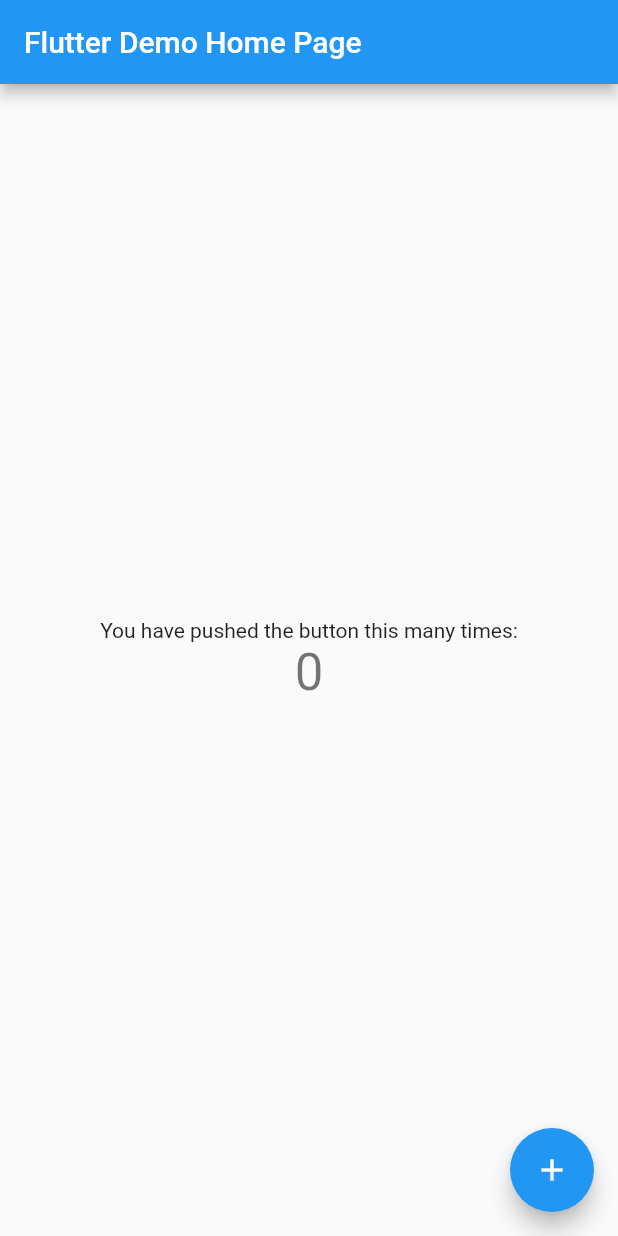
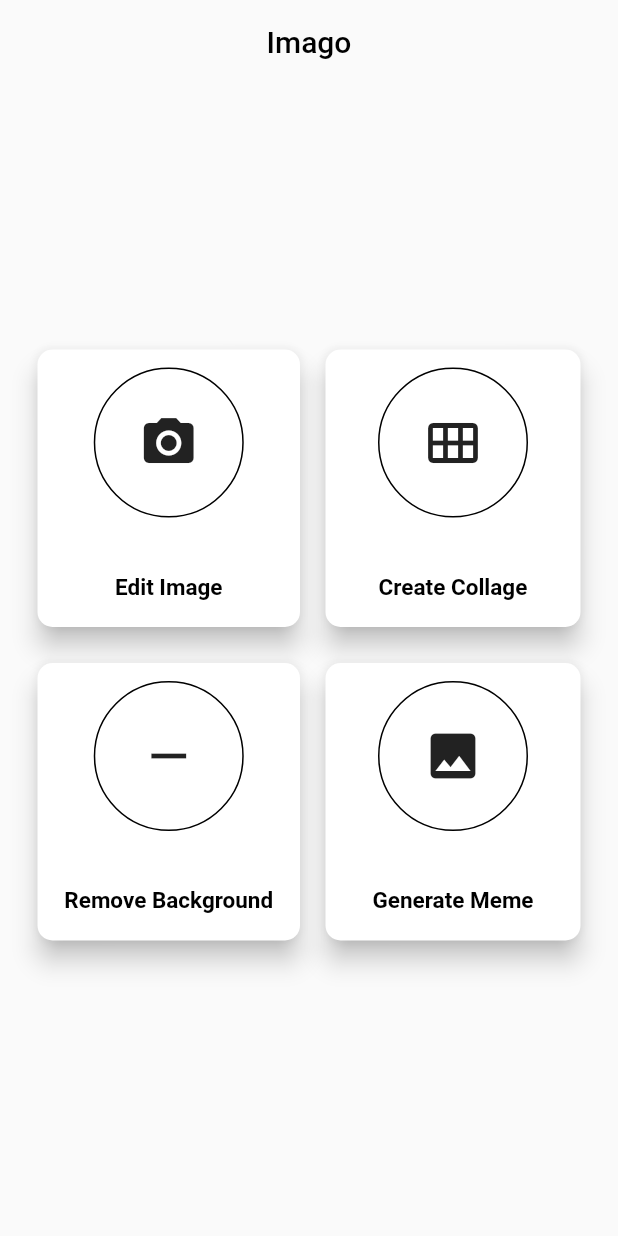
Before and after one commit to RivaanRanawat/imago, a Flutter app: the screen it shows after launch, on a phone screen of 412 x 824 dp. Run offline on Flutter 3.47's test engine with Material 2 defaults, Android fonts, the light colour scheme and no system bars; our stand-ins replace image_gallery_saver, permission_handler; missing offline and left inert: image_editor_pro.

Commit message:
edit image option and grid ui added

```diff
--- /dev/null
+++ b/lib/home_screen.dart
@@ -0,0 +1,80 @@
+import 'package:flutter/material.dart';
+import 'package:image_editor_pro/image_editor_pro.dart';
+import 'package:image_gallery_saver/image_gallery_saver.dart';
+import 'package:imago/screens/edit_image_screen.dart';
+import 'package:imago/widgets/build_card.dart';
+import 'package:permission_handler/permission_handler.dart';
+
+class HomeScreen extends StatefulWidget {
+  const HomeScreen({Key key}) : super(key: key);
+
+  @override
+  _HomeScreenState createState() => _HomeScreenState();
+}
+
+class _HomeScreenState extends State<HomeScreen> {
+  Future<bool> _requestPermission(Permission permission) async {
+    if (await permission.isGranted) {
+      return true;
+    } else {
+      var result = await permission.request();
+      if (result == PermissionStatus.granted) {
+        return true;
+      }
+    }
+    return false;
+  }
+
+  @override
+  Widget build(BuildContext context) {
+    return Scaffold(
+      appBar: AppBar(
+        elevation: 0.0,
+        centerTitle: true,
+        backgroundColor: Colors.transparent,
+        title: Text("Imago", style: TextStyle(color: Colors.black)),
+      ),
+      body: Center(
+        child: GridView.count(
+          crossAxisCount: 2,
+          primary: false,
+          crossAxisSpacing: 2.0,
+          mainAxisSpacing: 4.0,
+          shrinkWrap: true,
+          children: <Widget>[
+            buildCard(
+              Icons.camera_alt,
+              "Edit Image",
+              EdgeInsets.fromLTRB(25.0, 0.0, 5.0, 20.0),
+              () =>
+                  Navigator.push(context, MaterialPageRoute(builder: (context) {
+                return ImageEditorPro(
+                  appBarColor: Colors.black,
+                  bottomBarColor: Colors.black,
+                  pathSave: null,
+                  pixelRatio: 10,
+                );
+              })).then((geteditimage) {
+                if (geteditimage != null) {
+                  _requestPermission(Permission.storage).then((value) {
+                    ImageGallerySaver.saveFile(geteditimage.path).then((value) {
+                      print(value);
+                    }).catchError((err) => print(err));
+                  }).catchError((err) => print(err));
+                }
+              }).catchError((er) {
+                print(er);
+              }),
+            ),
+            buildCard(Icons.calendar_view_month, "Create Collage",
+                EdgeInsets.fromLTRB(10.0, 0.0, 25.0, 20.0), () {}),
+            buildCard(Icons.remove, "Remove Background",
+                EdgeInsets.fromLTRB(25.0, 0.0, 5.0, 20.0), () {}),
+            buildCard(Icons.image, "Generate Meme",
+                EdgeInsets.fromLTRB(10.0, 0.0, 25.0, 20.0), () {}),
+          ],
+        ),
+      ),
+    );
+  }
+}
--- a/lib/main.dart
+++ b/lib/main.dart
@@ -1,113 +1,24 @@
 import 'package:flutter/material.dart';
+import 'package:imago/home_screen.dart';
 
 void main() {
   runApp(MyApp());
 }
 
-class MyApp extends StatelessWidget {
-  // This widget is the root of your application.
+class MyApp extends StatefulWidget {
+  @override
+  _MyAppState createState() => _MyAppState();
+}
+
+class _MyAppState extends State<MyApp> {
   @override
   Widget build(BuildContext context) {
     return MaterialApp(
       title: 'Flutter Demo',
       theme: ThemeData(
-        // This is the theme of your application.
-        //
-        // Try running your application with "flutter run". You'll see the
-        // application has a blue toolbar. Then, without quitting the app, try
-        // changing the primarySwatch below to Colors.green and then invoke
-        // "hot reload" (press "r" in the console where you ran "flutter run",
-        // or simply save your changes to "hot reload" in a Flutter IDE).
-        // Notice that the counter didn't reset back to zero; the application
-        // is not restarted.
         primarySwatch: Colors.blue,
       ),
-      home: MyHomePage(title: 'Flutter Demo Home Page'),
+      home: HomeScreen(),
     );
   }
 }
-
-class MyHomePage extends StatefulWidget {
-  MyHomePage({Key? key, required this.title}) : super(key: key);
-
-  // This widget is the home page of your application. It is stateful, meaning
-  // that it has a State object (defined below) that contains fields that affect
-  // how it looks.
-
-  // This class is the configuration for the state. It holds the values (in this
-  // case the title) provided by the parent (in this case the App widget) and
-  // used by the build method of the State. Fields in a Widget subclass are
-  // always marked "final".
-
-  final String title;
-
-  @override
-  _MyHomePageState createState() => _MyHomePageState();
-}
-
-class _MyHomePageState extends State<MyHomePage> {
-  int _counter = 0;
-
-  void _incrementCounter() {
-    setState(() {
-      // This call to setState tells the Flutter framework that something has
-      // changed in this State, which causes it to rerun the build method below
-      // so that the display can reflect the updated values. If we changed
-      // _counter without calling setState(), then the build method would not be
-      // called again, and so nothing would appear to happen.
-      _counter++;
-    });
-  }
-
-  @override
-  Widget build(BuildContext context) {
-    // This method is rerun every time setState is called, for instance as done
-    // by the _incrementCounter method above.
-    //
-    // The Flutter framework has been optimized to make rerunning build methods
-    // fast, so that you can just rebuild anything that needs updating rather
-    // than having to individually change instances of widgets.
-    return Scaffold(
-      appBar: AppBar(
-        // Here we take the value from the MyHomePage object that was created by
-        // the App.build method, and use it to set our appbar title.
-        title: Text(widget.title),
-      ),
-      body: Center(
-        // Center is a layout widget. It takes a single child and positions it
-        // in the middle of the parent.
-        child: Column(
-          // Column is also a layout widget. It takes a list of children and
-          // arranges them vertically. By default, it sizes itself to fit its
-          // children horizontally, and tries to be as tall as its parent.
-          //
-          // Invoke "debug painting" (press "p" in the console, choose the
-          // "Toggle Debug Paint" action from the Flutter Inspector in Android
-          // Studio, or the "Toggle Debug Paint" command in Visual Studio Code)
-          // to see the wireframe for each widget.
-          //
-          // Column has various properties to control how it sizes itself and
-          // how it positions its children. Here we use mainAxisAlignment to
-          // center the children vertically; the main axis here is the vertical
-          // axis because Columns are vertical (the cross axis would be
-          // horizontal).
-          mainAxisAlignment: MainAxisAlignment.center,
-          children: <Widget>[
-            Text(
-              'You have pushed the button this many times:',
-            ),
-            Text(
-              '$_counter',
-              style: Theme.of(context).textTheme.headline4,
-            ),
-          ],
-        ),
-      ),
-      floatingActionButton: FloatingActionButton(
-        onPressed: _incrementCounter,
-        tooltip: 'Increment',
-        child: Icon(Icons.add),
-      ), // This trailing comma makes auto-formatting nicer for build methods.
-    );
-  }
-}
--- /dev/null
+++ b/lib/widgets/build_card.dart
@@ -0,0 +1,51 @@
+import 'package:flutter/material.dart';
+
+Widget buildCard(IconData icon, String text, EdgeInsets margin, Function onTap) {
+  return GestureDetector(
+    onTap: onTap,
+      child: Card(
+      shape: RoundedRectangleBorder(borderRadius: BorderRadius.circular(10.0)),
+      elevation: 7.0,
+      child: Column(
+        children: <Widget>[
+          SizedBox(height: 12.0),
+          Stack(
+            children: <Widget>[
+              Container(
+                height: 100.0,
+                width: 100.0,
+                child: Icon(
+                  icon,
+                  size: 40,
+                ),
+                decoration: BoxDecoration(
+                  borderRadius: BorderRadius.circular(50.0),
+                  color: Colors.transparent,
+                  border: Border.all(color: Colors.black),
+                ),
+              ),
+            ],
+          ),
+          SizedBox(height: 20.0),
+          Expanded(
+              child: Container(
+                  width: 175.0,
+                  decoration: BoxDecoration(
+                    // color: Colors.blue,
+                    borderRadius: BorderRadius.only(
+                        bottomLeft: Radius.circular(10.0),
+                        bottomRight: Radius.circular(10.0)),
+                  ),
+                  child: Center(
+                    child: Text(
+                      text,
+                      style:
+                          TextStyle(color: Colors.black, fontWeight: FontWeight.bold, fontSize: 15),
+                    ),
+                  )))
+        ],
+      ),
+      margin: margin,
+    ),
+  );
+}
```
Also changed, not shown: lib/screens/edit_image_screen.dart (added, +65 -0 lines), pubspec.yaml (+6 -13 lines), pubspec.lock, 8 other files.
